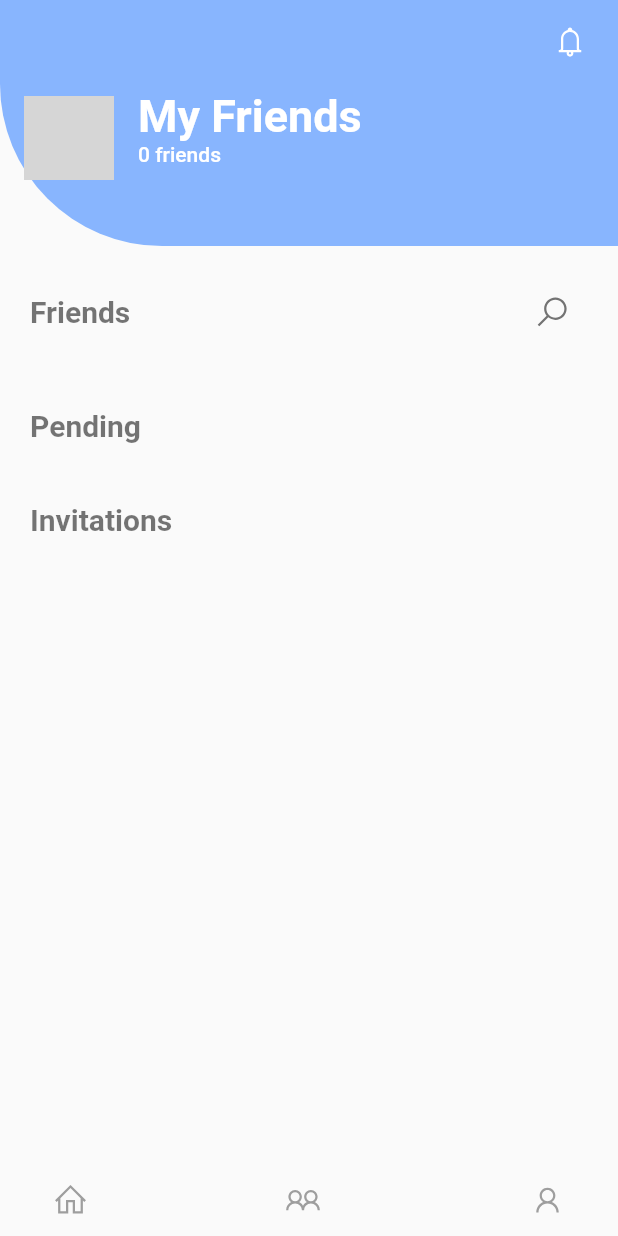
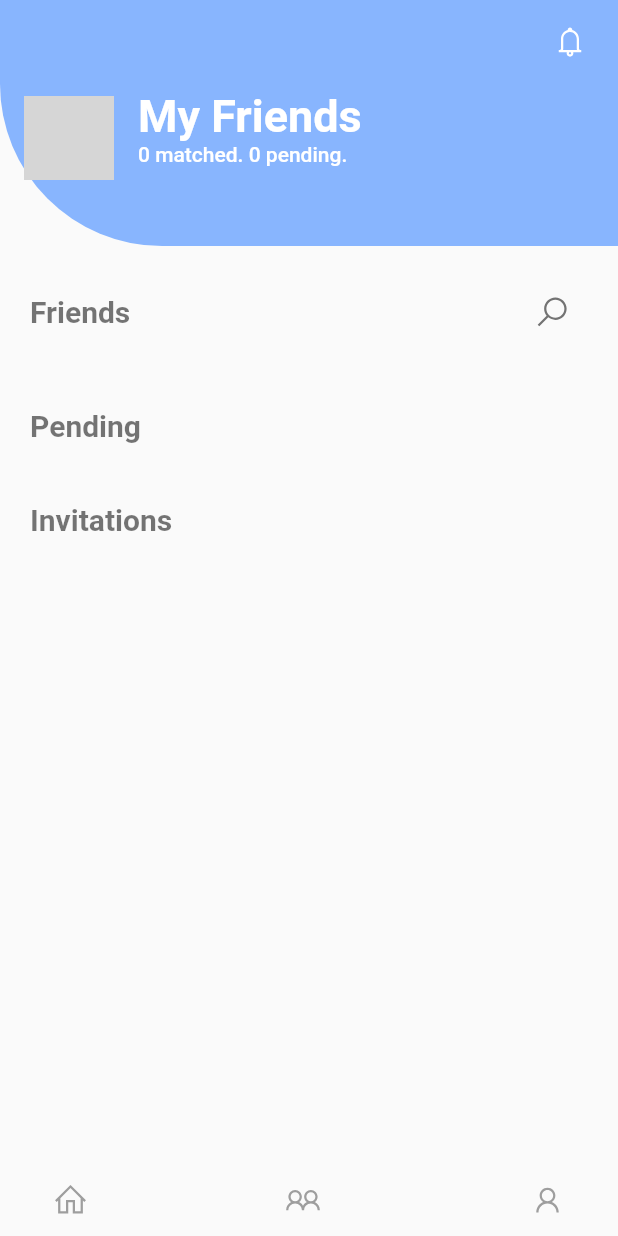
Before and after one commit to giving-back/quizkidz, a Flutter app: the screen it shows once a user with an empty profile is signed in, item 2 of the bottom bar chosen, on a phone screen of 412 x 824 dp. Run offline on Flutter 3.47's test engine with Material 2 defaults, Android fonts, the phone set to English and light mode, and no system bars; drawn by our look-alikes of google_nav_bar; our stand-ins replace awesome_snackbar_content, cloud_firestore, firebase_auth, firebase_core, firebase_storage, flutter_riverpod and 6 more; accounts and stored records are empty; network calls fail; grey boxes are pictures that could not be loaded.

Commit message:
QUIZKIDZ-20 friends page

```diff
--- a/lib/models/user.dart
+++ b/lib/models/user.dart
@@ -39,8 +39,11 @@ class QuizUser with _$QuizUser {
 @Freezed()
 class Friend with _$Friend {
   const factory Friend({
-    required final String uid,
-    required final DateTime matched,
+    required final AppUser details,
+    required final bool iRequested,
+    required final bool matched,
+    required final DateTime requested,
+    required final DateTime matchedOn,
   }) = _Friend;
 
   factory Friend.fromJson(Map<String, Object?> json) => _$FriendFromJson(json);
--- a/lib/providers/auth_provider.dart
+++ b/lib/providers/auth_provider.dart
@@ -30,11 +30,12 @@ final activeAppUserProvider = StreamProvider.autoDispose<AppUser?>(
   (ref) => ref.watch(authServicesProvider).activeAppUserStream(),
 );
 
-final activeUsersProvider = StreamProvider.autoDispose<List<AppUser>>((ref) {
-  return ref.watch(authServicesProvider).activeAppUsersStream();
-});
+final activeUsersProvider = StreamProvider.autoDispose<List<AppUser>>(
+  (ref) => ref.watch(authServicesProvider).activeAppUsersStream(),
+);
 
-final myFriendsProvider = StreamProvider.autoDispose<List<Friend>>((ref) {
-  final auth = ref.watch(firebaseAuthProvider);
-  return ref.watch(authServicesProvider).friends(auth.currentUser!.uid);
-});
+final myFriendsProvider = StreamProvider.autoDispose<List<Friend>>(
+  (ref) => ref
+      .watch(authServicesProvider)
+      .friends(ref.watch(firebaseAuthProvider).currentUser!.uid),
+);
--- a/lib/screen/friends_screen.dart
+++ b/lib/screen/friends_screen.dart
@@ -3,6 +3,7 @@ import 'package:flutter/material.dart';
 
 // Package imports:
 import 'package:flutter_riverpod/flutter_riverpod.dart';
+import 'package:fpdart/fpdart.dart';
 import 'package:line_icons/line_icons.dart';
 
 // Project imports:
@@ -65,13 +66,36 @@ class FriendsScreen extends ConsumerWidget {
                       ],
                     ),
                     subtitle: myFriends.when(
-                      data: (data) => Text(
-                        '${data.length} friends',
-                        style: const TextStyle(
-                          fontWeight: FontWeight.w500,
-                          color: Colors.white,
-                        ),
-                      ),
+                      data: (data) {
+                        final matched = data
+                            .where((friend) => friend.matched)
+                            .toList()
+                            .length;
+
+                        final pending = data
+                            .where((friend) => !friend.matched)
+                            .toList()
+                            .length;
+
+                        return Row(
+                          children: [
+                            Text(
+                              '$matched matched. ',
+                              style: const TextStyle(
+                                fontWeight: FontWeight.w500,
+                                color: Colors.white,
+                              ),
+                            ),
+                            Text(
+                              '$pending pending.',
+                              style: const TextStyle(
+                                fontWeight: FontWeight.w500,
+                                color: Colors.white,
+                              ),
+                            ),
+                          ],
+                        );
+                      },
                       error: (error, stackTrace) => Text(
                         error.toString(),
                       ),
@@ -108,6 +132,7 @@ class FriendsScreen extends ConsumerWidget {
                           showSearch(
                             context: context,
                             delegate: FriendSearchDelegate(
+                              authService: ref.watch(authServicesProvider),
                               items: data,
                             ),
                           );
```
Also changed, not shown: lib/components/friend_search_delegate.dart (+52 -10 lines), lib/services/auth_service.dart (+18 -1 lines), lib/models/user.freezed.dart, lib/models/user.g.dart.
